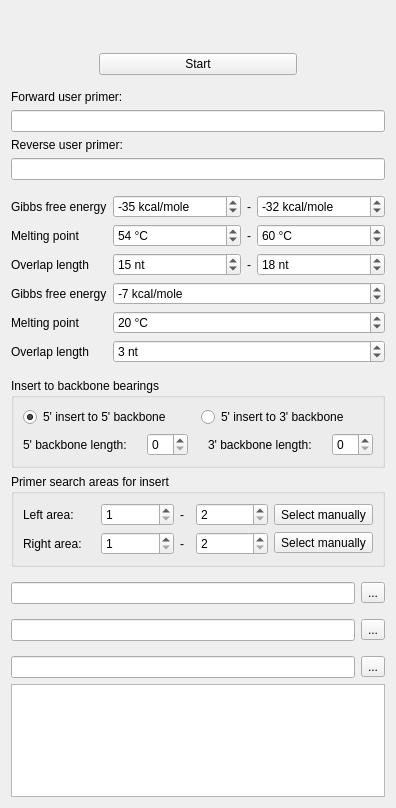
This is src/plugins/pcr_primer_design_for_dna_assembly/src/PCRPrimerDesignForDNAAssemblyOPWidget.ui in violethaze74/ugene as Qt 5 draws it before an edit. The edited form follows.
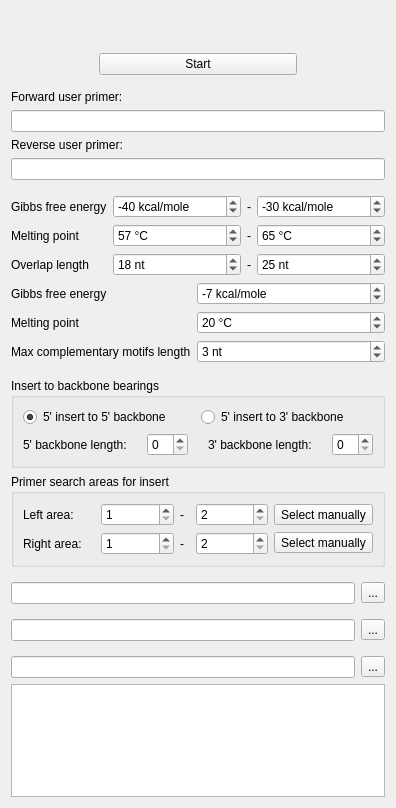
This is the edited form. Custom widgets are drawn as their Qt base class.

```diff
--- a/src/plugins/pcr_primer_design_for_dna_assembly/src/PCRPrimerDesignForDNAAssemblyOPWidget.ui
+++ b/src/plugins/pcr_primer_design_for_dna_assembly/src/PCRPrimerDesignForDNAAssemblyOPWidget.ui
@@ -228,7 +228,7 @@
            <number>0</number>
           </property>
           <property name="value">
-           <number>-35</number>
+           <number>-40</number>
           </property>
          </widget>
         </item>
@@ -250,7 +250,7 @@
            <number>999999999</number>
           </property>
           <property name="value">
-           <number>54</number>
+           <number>57</number>
           </property>
          </widget>
         </item>
@@ -272,7 +272,7 @@
            <number>999999999</number>
           </property>
           <property name="value">
-           <number>15</number>
+           <number>18</number>
           </property>
          </widget>
         </item>
@@ -326,7 +326,7 @@
            <number>0</number>
           </property>
           <property name="value">
-           <number>-32</number>
+           <number>-30</number>
           </property>
          </widget>
         </item>
@@ -348,7 +348,7 @@
            <number>999999999</number>
           </property>
           <property name="value">
-           <number>60</number>
+           <number>65</number>
           </property>
          </widget>
         </item>
@@ -370,7 +370,7 @@
            <number>999999999</number>
           </property>
           <property name="value">
-           <number>18</number>
+           <number>25</number>
           </property>
          </widget>
         </item>
@@ -431,7 +431,7 @@
         <item>
          <widget class="QLabel" name="label_4">
           <property name="text">
-           <string>Overlap length</string>
+           <string>Max complementary motifs length</string>
           </property>
          </widget>
         </item>
```
Left out of the diff: 2 changed lines with no effect on the pictures.
